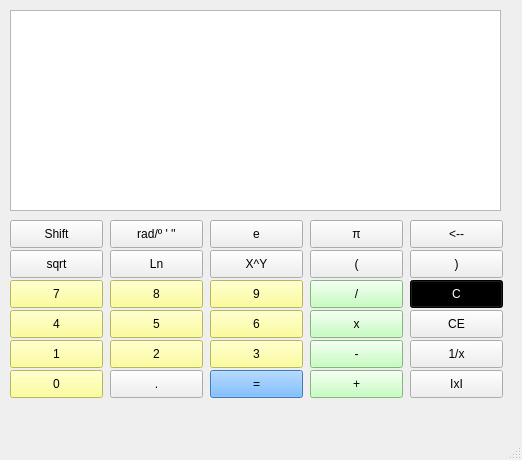
The window that Python_PixelBlack/QTgui/calculadora.ui (danrodaba/Python) describes before a commit, drawn with Qt 5.
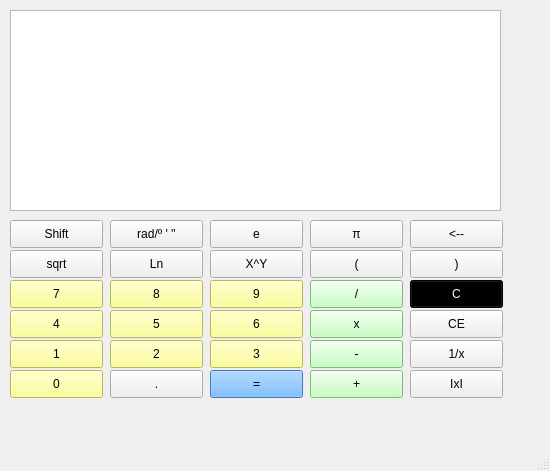
The same window after the commit.

```diff
--- a/Python_PixelBlack/QTgui/calculadora.ui
+++ b/Python_PixelBlack/QTgui/calculadora.ui
@@ -6,10 +6,16 @@
    <rect>
     <x>0</x>
     <y>0</y>
-    <width>522</width>
-    <height>460</height>
+    <width>550</width>
+    <height>471</height>
    </rect>
   </property>
+  <property name="minimumSize">
+   <size>
+    <width>550</width>
+    <height>425</height>
+   </size>
+  </property>
   <property name="windowTitle">
    <string>MainWindow</string>
   </property>
```
Left out of the diff: 2 changed lines with no effect on the pictures.
